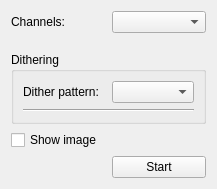
This is ui_resources/imaging.ui in Tyronitar/rfsoc-interface as Qt 5 draws it before an edit. The edited form follows.
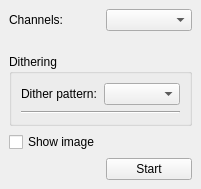
This is the edited form. Custom widgets are drawn as their Qt base class.

The edit to the form file:
```diff
--- a/ui_resources/imaging.ui
+++ b/ui_resources/imaging.ui
@@ -6,7 +6,7 @@
    <rect>
     <x>0</x>
     <y>0</y>
-    <width>217</width>
+    <width>201</width>
     <height>189</height>
    </rect>
   </property>
@@ -14,6 +14,18 @@
    <string>Form</string>
   </property>
   <layout class="QGridLayout" name="gridLayout">
+   <property name="leftMargin">
+    <number>9</number>
+   </property>
+   <property name="topMargin">
+    <number>9</number>
+   </property>
+   <property name="rightMargin">
+    <number>9</number>
+   </property>
+   <property name="bottomMargin">
+    <number>9</number>
+   </property>
    <item row="7" column="1">
     <widget class="QPushButton" name="pushButton">
      <property name="text">
@@ -33,6 +45,12 @@
    </item>
    <item row="2" column="0" colspan="2">
     <widget class="QGroupBox" name="dither_groupBox">
+     <property name="sizePolicy">
+      <sizepolicy hsizetype="MinimumExpanding" vsizetype="Preferred">
+       <horstretch>0</horstretch>
+       <verstretch>0</verstretch>
+      </sizepolicy>
+     </property>
      <property name="title">
       <string>Dithering</string>
      </property>
@@ -65,7 +83,14 @@
     </widget>
    </item>
    <item row="1" column="0" colspan="2">
-    <widget class="SaveLocationWidget" name="save_location_widget" native="true"/>
+    <widget class="SaveLocationWidget" name="save_location_widget" native="true">
+     <property name="sizePolicy">
+      <sizepolicy hsizetype="MinimumExpanding" vsizetype="Preferred">
+       <horstretch>0</horstretch>
+       <verstretch>0</verstretch>
+      </sizepolicy>
+     </property>
+    </widget>
    </item>
   </layout>
  </widget>
```
